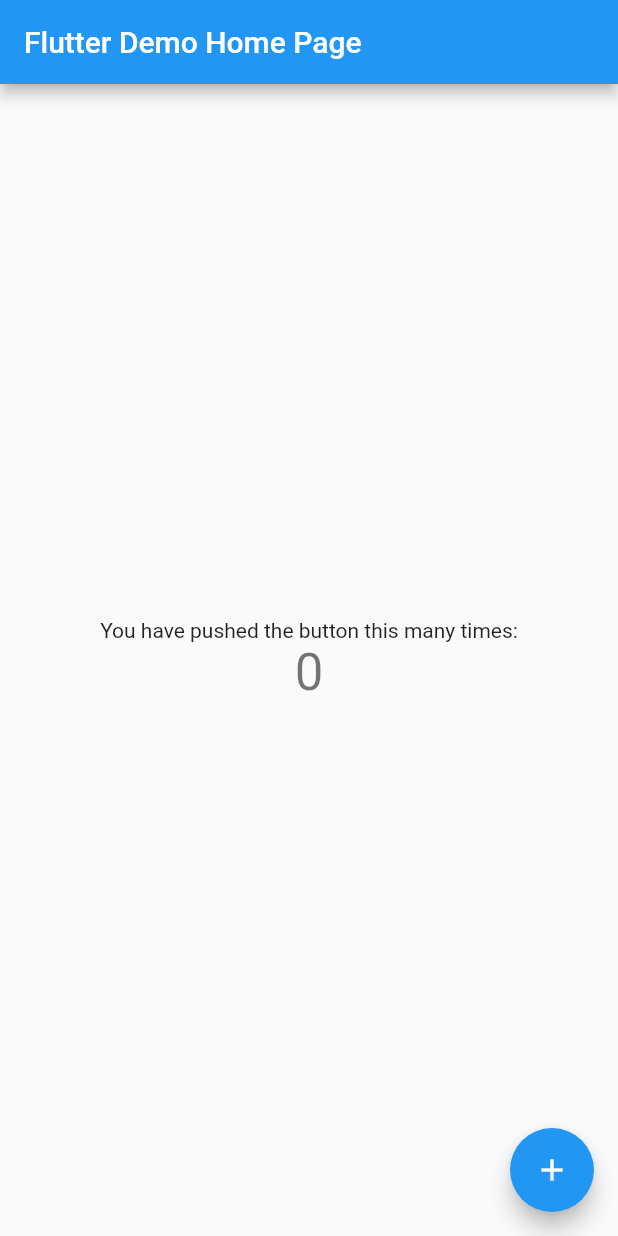
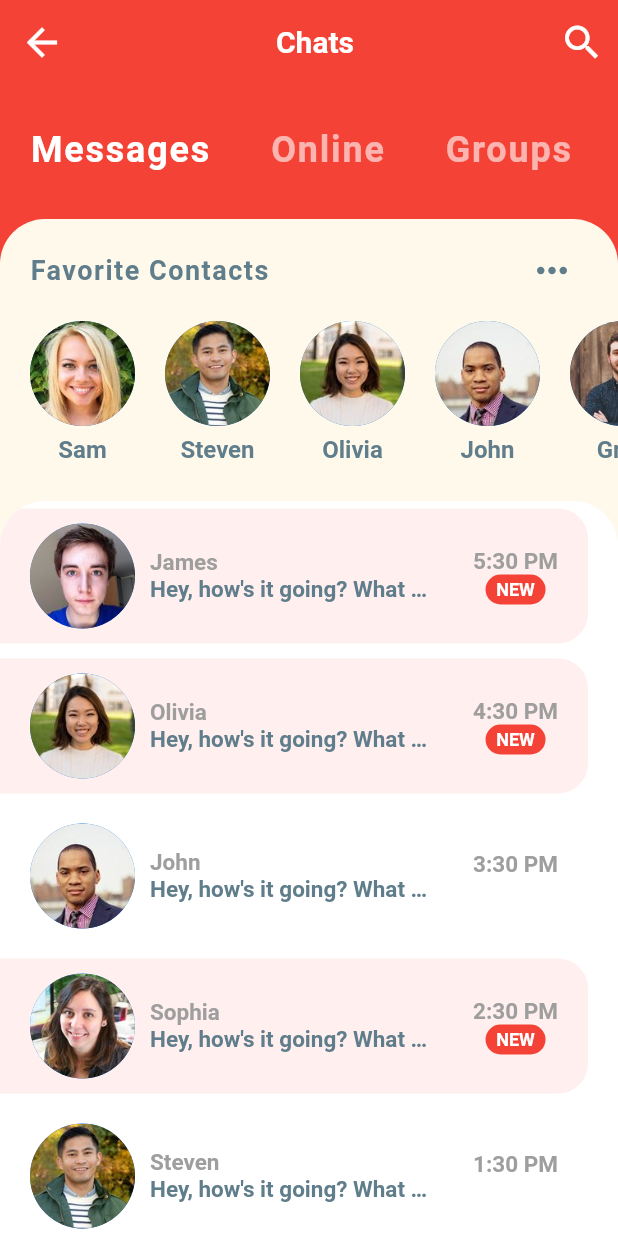
Before and after one commit to pritsorathiya5181/FlutterChat, a Flutter app: the screen it shows after launch, on a phone screen of 412 x 824 dp. Run offline on Flutter 3.47's test engine with Material 2 defaults, Android fonts, the phone set to English and light mode, and no system bars.

Commit message:
"done messages screen"

```diff
--- a/lib/main.dart
+++ b/lib/main.dart
@@ -1,117 +1,19 @@
+import 'package:FlutterChat/screens/home_screen.dart';
 import 'package:flutter/material.dart';
 
-void main() {
-  runApp(MyApp());
-}
+void main() => runApp(MyApp());
 
 class MyApp extends StatelessWidget {
-  // This widget is the root of your application.
   @override
   Widget build(BuildContext context) {
     return MaterialApp(
-      title: 'Flutter Demo',
+      debugShowCheckedModeBanner: false,
+      title: 'Flutter Chat UI',
       theme: ThemeData(
-        // This is the theme of your application.
-        //
-        // Try running your application with "flutter run". You'll see the
-        // application has a blue toolbar. Then, without quitting the app, try
-        // changing the primarySwatch below to Colors.green and then invoke
-        // "hot reload" (press "r" in the console where you ran "flutter run",
-        // or simply save your changes to "hot reload" in a Flutter IDE).
-        // Notice that the counter didn't reset back to zero; the application
-        // is not restarted.
-        primarySwatch: Colors.blue,
-        // This makes the visual density adapt to the platform that you run
-        // the app on. For desktop platforms, the controls will be smaller and
-        // closer together (more dense) than on mobile platforms.
-        visualDensity: VisualDensity.adaptivePlatformDensity,
+        primaryColor: Colors.red,
+        accentColor: Color(0xFFFEF9EB),
       ),
-      home: MyHomePage(title: 'Flutter Demo Home Page'),
+      home: HomeScreen(),
     );
   }
 }
-
-class MyHomePage extends StatefulWidget {
-  MyHomePage({Key key, this.title}) : super(key: key);
-
-  // This widget is the home page of your application. It is stateful, meaning
-  // that it has a State object (defined below) that contains fields that affect
-  // how it looks.
-
-  // This class is the configuration for the state. It holds the values (in this
-  // case the title) provided by the parent (in this case the App widget) and
-  // used by the build method of the State. Fields in a Widget subclass are
-  // always marked "final".
-
-  final String title;
-
-  @override
-  _MyHomePageState createState() => _MyHomePageState();
-}
-
-class _MyHomePageState extends State<MyHomePage> {
-  int _counter = 0;
-
-  void _incrementCounter() {
-    setState(() {
-      // This call to setState tells the Flutter framework that something has
-      // changed in this State, which causes it to rerun the build method below
-      // so that the display can reflect the updated values. If we changed
-      // _counter without calling setState(), then the build method would not be
-      // called again, and so nothing would appear to happen.
-      _counter++;
-    });
-  }
-
-  @override
-  Widget build(BuildContext context) {
-    // This method is rerun every time setState is called, for instance as done
-    // by the _incrementCounter method above.
-    //
-    // The Flutter framework has been optimized to make rerunning build methods
-    // fast, so that you can just rebuild anything that needs updating rather
-    // than having to individually change instances of widgets.
-    return Scaffold(
-      appBar: AppBar(
-        // Here we take the value from the MyHomePage object that was created by
-        // the App.build method, and use it to set our appbar title.
-        title: Text(widget.title),
-      ),
-      body: Center(
-        // Center is a layout widget. It takes a single child and positions it
-        // in the middle of the parent.
-        child: Column(
-          // Column is also a layout widget. It takes a list of children and
-          // arranges them vertically. By default, it sizes itself to fit its
-          // children horizontally, and tries to be as tall as its parent.
-          //
-          // Invoke "debug painting" (press "p" in the console, choose the
-          // "Toggle Debug Paint" action from the Flutter Inspector in Android
-          // Studio, or the "Toggle Debug Paint" command in Visual Studio Code)
-          // to see the wireframe for each widget.
-          //
-          // Column has various properties to control how it sizes itself and
-          // how it positions its children. Here we use mainAxisAlignment to
-          // center the children vertically; the main axis here is the vertical
-          // axis because Columns are vertical (the cross axis would be
-          // horizontal).
-          mainAxisAlignment: MainAxisAlignment.center,
-          children: <Widget>[
-            Text(
-              'You have pushed the button this many times:',
-            ),
-            Text(
-              '$_counter',
-              style: Theme.of(context).textTheme.headline4,
-            ),
-          ],
-        ),
-      ),
-      floatingActionButton: FloatingActionButton(
-        onPressed: _incrementCounter,
-        tooltip: 'Increment',
-        child: Icon(Icons.add),
-      ), // This trailing comma makes auto-formatting nicer for build methods.
-    );
-  }
-}
--- /dev/null
+++ b/lib/screens/home_screen.dart
@@ -0,0 +1,66 @@
+import 'package:FlutterChat/widgets/category_selector.dart';
+import 'package:FlutterChat/widgets/favorite_contacts.dart';
+import 'package:FlutterChat/widgets/recent_chats.dart';
+import 'package:flutter/material.dart';
+
+class HomeScreen extends StatefulWidget {
+  @override
+  _HomeScreenState createState() => _HomeScreenState();
+}
+
+class _HomeScreenState extends State<HomeScreen> {
+  @override
+  Widget build(BuildContext context) {
+    return Scaffold(
+      backgroundColor: Theme.of(context).primaryColor,
+      appBar: AppBar(
+        leading: IconButton(
+          icon: Icon(Icons.arrow_back),
+          iconSize: 30.0,
+          color: Colors.white,
+          onPressed: () {},
+        ),
+        elevation: 0,
+        title: Center(
+          child: Text(
+            'Chats',
+            style: TextStyle(
+              fontSize: 20.0,
+              fontWeight: FontWeight.bold,
+            ),
+          ),
+        ),
+        actions: <Widget>[
+          IconButton(
+            icon: Icon(Icons.search),
+            iconSize: 30.0,
+            color: Colors.white,
+            onPressed: () {},
+          )
+        ],
+      ),
+      body: Column(
+        children: <Widget>[
+          CategorySelector(),
+          Expanded(
+            child: Container(
+              decoration: BoxDecoration(
+                color: Theme.of(context).accentColor,
+                borderRadius: BorderRadius.only(
+                  topLeft: Radius.circular(30.0),
+                  topRight: Radius.circular(30.0),
+                ),
+              ),
+              child: Column(
+                children: <Widget>[
+                  FavoriteContacts(),
+                  RecentChats(),
+                ],
+              ),
+            ),
+          )
+        ],
+      ),
+    );
+  }
+}
--- /dev/null
+++ b/lib/widgets/category_selector.dart
@@ -0,0 +1,45 @@
+import 'package:flutter/material.dart';
+
+class CategorySelector extends StatefulWidget {
+  @override
+  _CategorySelectorState createState() => _CategorySelectorState();
+}
+
+class _CategorySelectorState extends State<CategorySelector> {
+  int selectedIndex = 0;
+  final List<String> categories = ['Messages', 'Online', 'Groups', 'Requests'];
+
+  @override
+  Widget build(BuildContext context) {
+    return Container(
+      height: 90,
+      color: Theme.of(context).primaryColor,
+      child: ListView.builder(
+          scrollDirection: Axis.horizontal,
+          itemCount: categories.length,
+          itemBuilder: (BuildContext context, int index) {
+            return GestureDetector(
+              onTap: () {
+                setState(() {
+                  selectedIndex = index;
+                });
+              },
+              child: Padding(
+                padding: const EdgeInsets.symmetric(
+                    horizontal: 20.0, vertical: 30.0),
+                child: Text(
+                  categories[index],
+                  style: TextStyle(
+                      fontSize: 24.0,
+                      color: index == selectedIndex
+                          ? Colors.white
+                          : Colors.white60,
+                      fontWeight: FontWeight.bold,
+                      letterSpacing: 1.2),
+                ),
+              ),
+            );
+          }),
+    );
+  }
+}
--- /dev/null
+++ b/lib/widgets/favorite_contacts.dart
@@ -0,0 +1,69 @@
+import 'package:FlutterChat/models/message_model.dart';
+import 'package:flutter/material.dart';
+
+class FavoriteContacts extends StatelessWidget {
+  @override
+  Widget build(BuildContext context) {
+    return Padding(
+      padding: const EdgeInsets.symmetric(vertical: 10.0),
+      child: Column(
+        children: <Widget>[
+          Padding(
+            padding: const EdgeInsets.symmetric(horizontal: 20.0),
+            child: Row(
+              mainAxisAlignment: MainAxisAlignment.spaceBetween,
+              children: <Widget>[
+                Text(
+                  "Favorite Contacts",
+                  style: TextStyle(
+                    color: Colors.blueGrey,
+                    fontSize: 18.0,
+                    fontWeight: FontWeight.bold,
+                    letterSpacing: 1.0,
+                  ),
+                ),
+                IconButton(
+                  icon: Icon(Icons.more_horiz),
+                  iconSize: 30.0,
+                  color: Colors.blueGrey,
+                  onPressed: () {},
+                ),
+              ],
+            ),
+          ),
+          Container(
+            height: 120,
+            color: Theme.of(context).accentColor,
+            child: ListView.builder(
+              padding: EdgeInsets.only(left: 10.0),
+              scrollDirection: Axis.horizontal,
+              itemCount: favorites.length,
+              itemBuilder: (BuildContext context, int index){
+                return Padding(
+                  padding: const EdgeInsets.all(10.0),
+                  child: Column(
+                    children: <Widget>[
+                      CircleAvatar(
+                        radius: 35.0,
+                        backgroundImage: AssetImage(favorites[index].imageUrl),
+                      ),
+                      SizedBox(height: 6.0),
+                      Text(
+                        favorites[index].name,
+                        style: TextStyle(
+                          fontSize: 16.0,
+                          color: Colors.blueGrey,
+                          fontWeight: FontWeight.w600,
+                        ),
+                      ),
+                    ],
+                  ),
+                );
+              },
+            ),
+          )
+        ],
+      ),
+    );
+  }
+}
--- /dev/null
+++ b/lib/widgets/recent_chats.dart
@@ -0,0 +1,113 @@
+import 'package:FlutterChat/models/message_model.dart';
+import 'package:flutter/material.dart';
+
+class RecentChats extends StatelessWidget {
+  @override
+  Widget build(BuildContext context) {
+    return Expanded(
+      child: Container(
+        decoration: BoxDecoration(
+          color: Colors.white,
+          borderRadius: BorderRadius.only(
+            topLeft: Radius.circular(30.0),
+            topRight: Radius.circular(30.0),
+          ),
+        ),
+        child: ClipRRect(
+          borderRadius: BorderRadius.only(
+            topLeft: Radius.circular(30.0),
+            topRight: Radius.circular(30.0),
+          ),
+          child: ListView.builder(
+            itemCount: chats.length,
+            itemBuilder: (BuildContext context, int index) {
+              final Message chat = chats[index];
+              return Container(
+                margin: EdgeInsets.only(top: 5.0, bottom: 5.0, right: 20.0),
+                padding: EdgeInsets.symmetric(horizontal: 20.0, vertical: 10.0),
+                decoration: BoxDecoration(
+                    color: chat.unread ? Color(0xFFFFEFEE) : Colors.white,
+                    borderRadius: BorderRadius.only(
+                      topRight: Radius.circular(20.0),
+                      bottomRight: Radius.circular(20.0),
+                    )),
+                child: Row(
+                  mainAxisAlignment: MainAxisAlignment.spaceBetween,
+                  children: <Widget>[
+                    Row(
+                      children: <Widget>[
+                        CircleAvatar(
+                          radius: 35.0,
+                          backgroundImage: AssetImage(chat.sender.imageUrl),
+                        ),
+                        SizedBox(width: 10.0),
+                        Container(
+                          child: Column(
+                            crossAxisAlignment: CrossAxisAlignment.start,
+                            children: <Widget>[
+                              Text(
+                                chat.sender.name,
+                                style: TextStyle(
+                                  color: Colors.grey,
+                                  fontSize: 15.0,
+                                  fontWeight: FontWeight.bold,
+                                ),
+                              ),
+                              SizedBox(width: 5.0),
+                              Container(
+                                width: MediaQuery.of(context).size.width * 0.45,
+                                child: Text(
+                                  chat.text,
+                                  style: TextStyle(
+                                    color: Colors.blueGrey,
+                                    fontSize: 15.0,
+                                    fontWeight: FontWeight.w600,
+                                  ),
+                                  overflow: TextOverflow.ellipsis,
+                                ),
+                              ),
+                            ],
+                          ),
+                        ),
+                      ],
+                    ),
+                    Column(
+                      children: <Widget>[
+                        Text(
+                          chats[index].time,
+                          style: TextStyle(
+                            color: Colors.grey,
+                            fontSize: 15.0,
+                            fontWeight: FontWeight.bold,
+                          ),
+                        ),
+                        chat.unread ? Container(
+                          width: 40.0,
+                          height: 20.0,
+                          decoration: BoxDecoration(
+                            color: Theme.of(context).primaryColor,
+                            borderRadius: BorderRadius.circular(30.0),
+                          ),
+                          alignment: Alignment.center,
+                          child: Text(
+                            'NEW',
+                            style: TextStyle(
+                              color: Colors.white,
+                              fontSize: 12.0,
+                              fontWeight: FontWeight.bold,
+                            ),
+                          ),
+                        ):
+                        Text(''),
+                      ],
+                    )
+                  ],
+                ),
+              );
+            },
+          ),
+        ),
+      ),
+    );
+  }
+}
```
